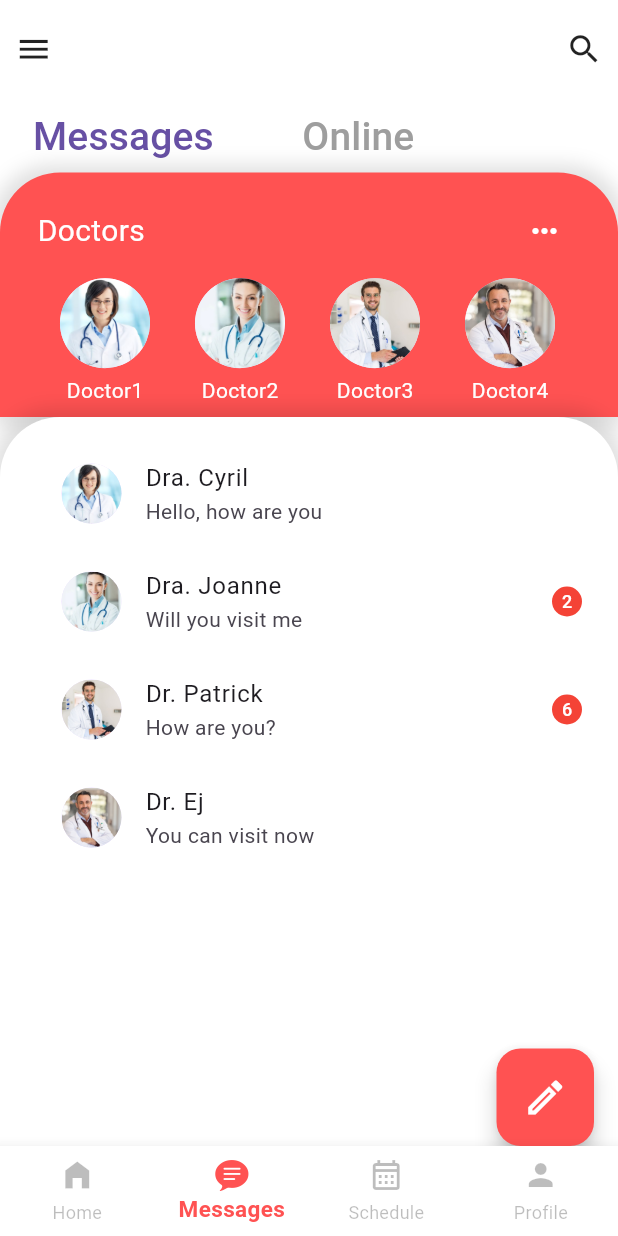
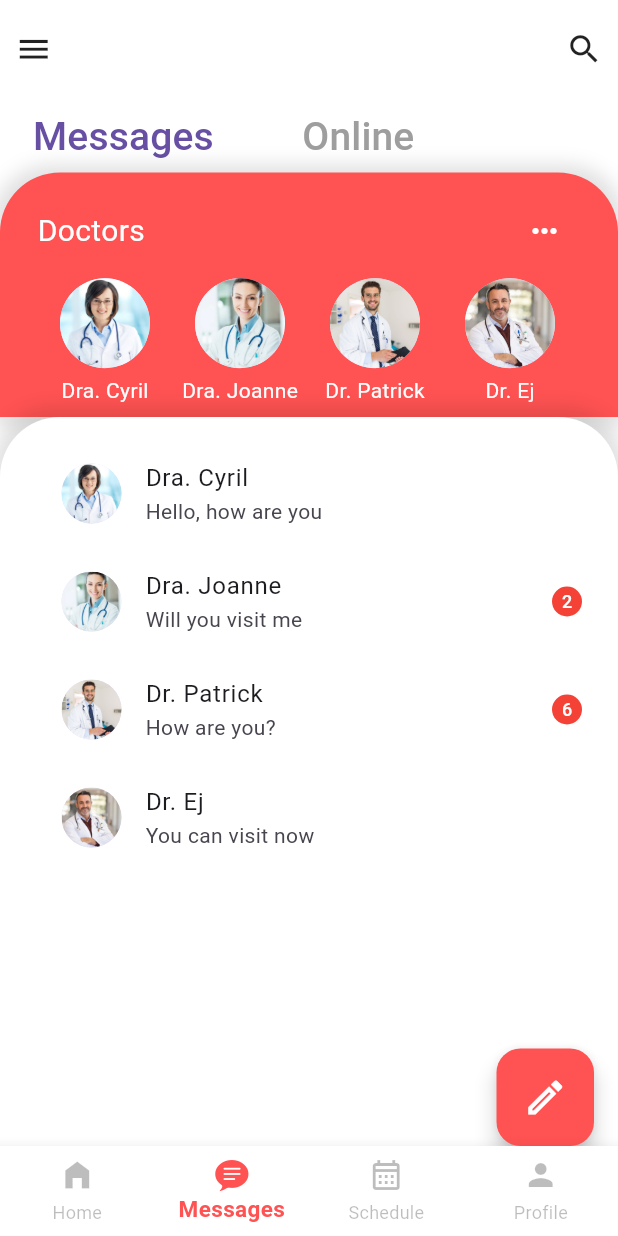
Before and after one commit to cyrlvldz/HASH, a Flutter app: the screen it shows after launch, item 2 of the bottom bar chosen, on a phone screen of 412 x 824 dp. Run offline on Flutter 3.47's test engine with Material 3 defaults, Android fonts, the phone set to English and light mode, and no system bars; our stand-ins replace material_design_icons_flutter.

Commit message:
Update chat_screen.dart

```diff
--- a/lib/chat_screen.dart
+++ b/lib/chat_screen.dart
@@ -124,11 +124,11 @@ class _ChatScreenState extends State<ChatScreen> {
                   child: ListView(
                     scrollDirection: Axis.horizontal,
                     children: [
-                      buildContactAvatar('Doctor1', 'doctor1.jpg'),
-                      buildContactAvatar('Doctor2', 'doctor2.jpg'),
-                      buildContactAvatar('Doctor3', 'doctor3.jpg'),
-                      buildContactAvatar('Doctor4', 'doctor4.jpg'),
-                      buildContactAvatar('Doctor5', 'doctor5.jpg'),
+                      buildContactAvatar('Dra. Cyril', 'doctor1.jpg'),
+                      buildContactAvatar('Dra. Joanne', 'doctor2.jpg'),
+                      buildContactAvatar('Dr. Patrick', 'doctor3.jpg'),
+                      buildContactAvatar('Dr. Ej', 'doctor4.jpg'),
+                      buildContactAvatar('Dra. Precious', 'doctor5.jpg'),
                     ],
                   ),
                 ),
```
